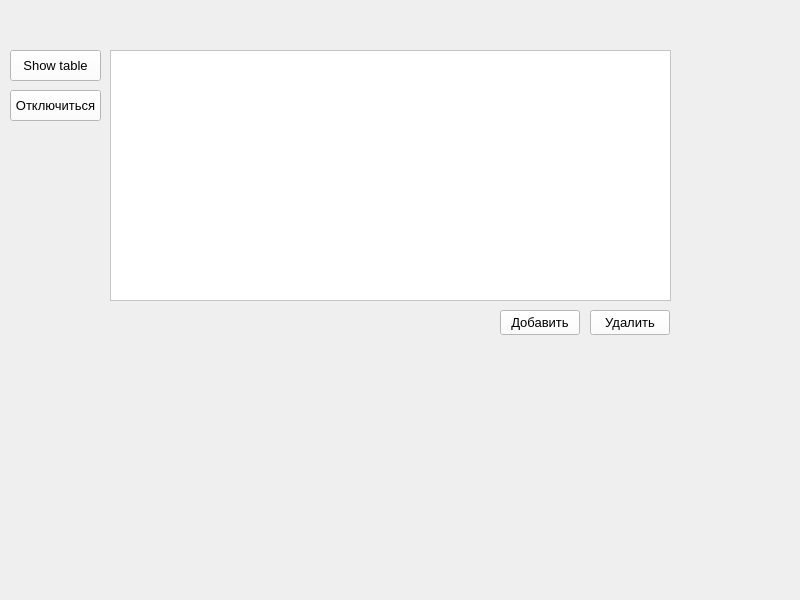
Above: widget.ui from hencsat46/curse_ach2 before the change. Below: the same form after it.
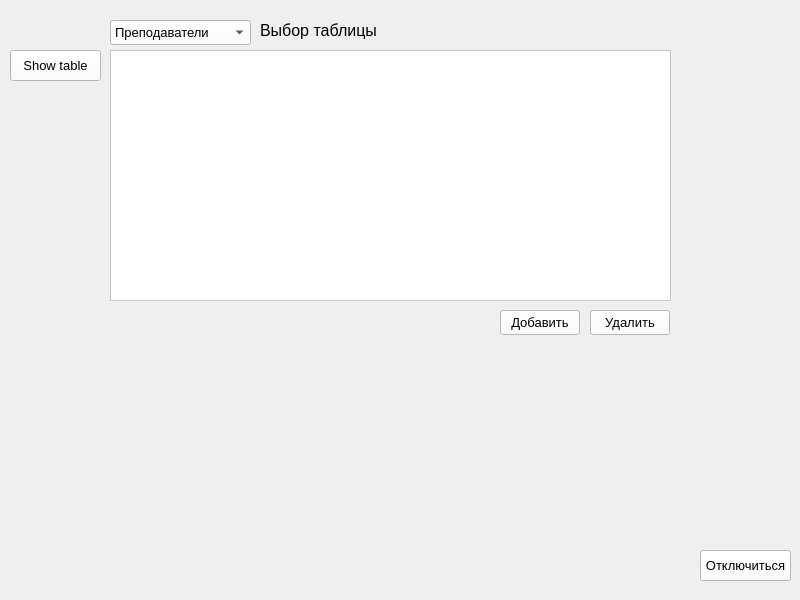
That is the form after the change.

```diff
--- a/widget.ui
+++ b/widget.ui
@@ -525,8 +525,8 @@
     <widget class="QPushButton" name="w_disconnect_button">
      <property name="geometry">
       <rect>
-       <x>10</x>
-       <y>90</y>
+       <x>700</x>
+       <y>550</y>
        <width>91</width>
        <height>31</height>
       </rect>
@@ -541,6 +541,58 @@
       <string>Отключиться</string>
      </property>
     </widget>
+    <widget class="QComboBox" name="comboBox">
+     <property name="geometry">
+      <rect>
+       <x>110</x>
+       <y>20</y>
+       <width>141</width>
+       <height>25</height>
+      </rect>
+     </property>
+     <item>
+      <property name="text">
+       <string>Преподаватели</string>
+      </property>
+     </item>
+     <item>
+      <property name="text">
+       <string>Факультеты</string>
+      </property>
+     </item>
+     <item>
+      <property name="text">
+       <string>Архив</string>
+      </property>
+     </item>
+     <item>
+      <property name="text">
+       <string>Издательства</string>
+      </property>
+     </item>
+    </widget>
+    <widget class="QLabel" name="label_2">
+     <property name="geometry">
+      <rect>
+       <x>260</x>
+       <y>20</y>
+       <width>121</width>
+       <height>21</height>
+      </rect>
+     </property>
+     <property name="font">
+      <font>
+       <family>Cantarell</family>
+       <pointsize>12</pointsize>
+      </font>
+     </property>
+     <property name="text">
+      <string>Выбор таблицы</string>
+     </property>
+     <property name="wordWrap">
+      <bool>true</bool>
+     </property>
+    </widget>
    </widget>
    <widget class="QWidget" name="login">
     <widget class="QLabel" name="sm_header_label">
```
Left out of the diff: 6 changed lines with no effect on the pictures.
